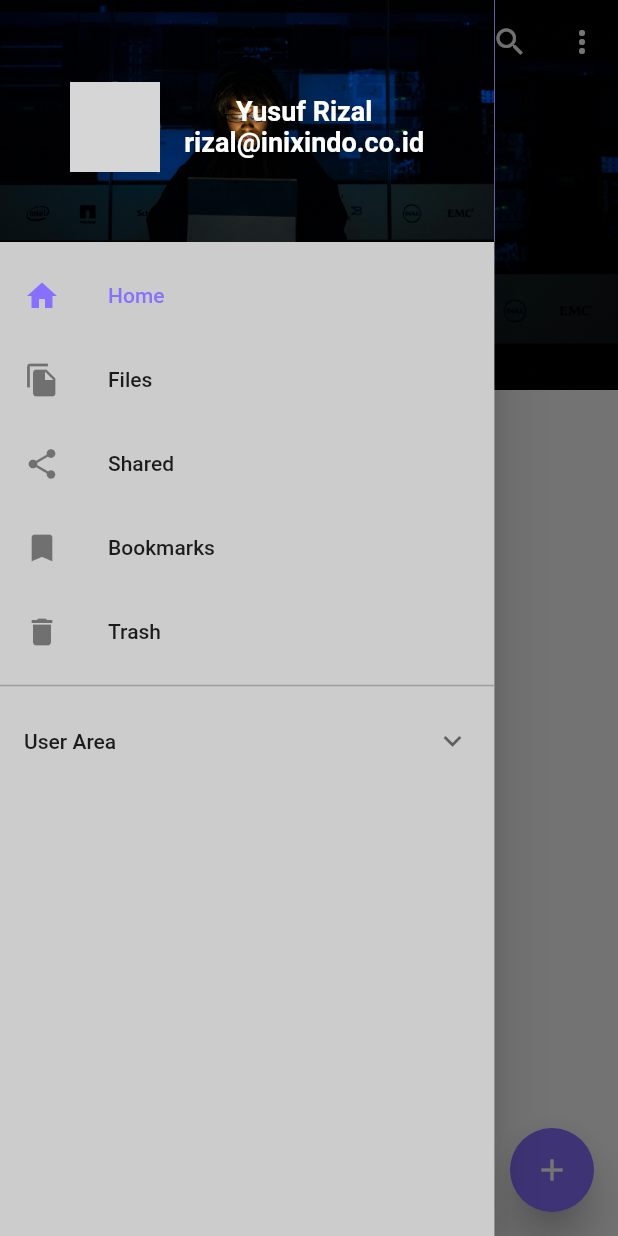
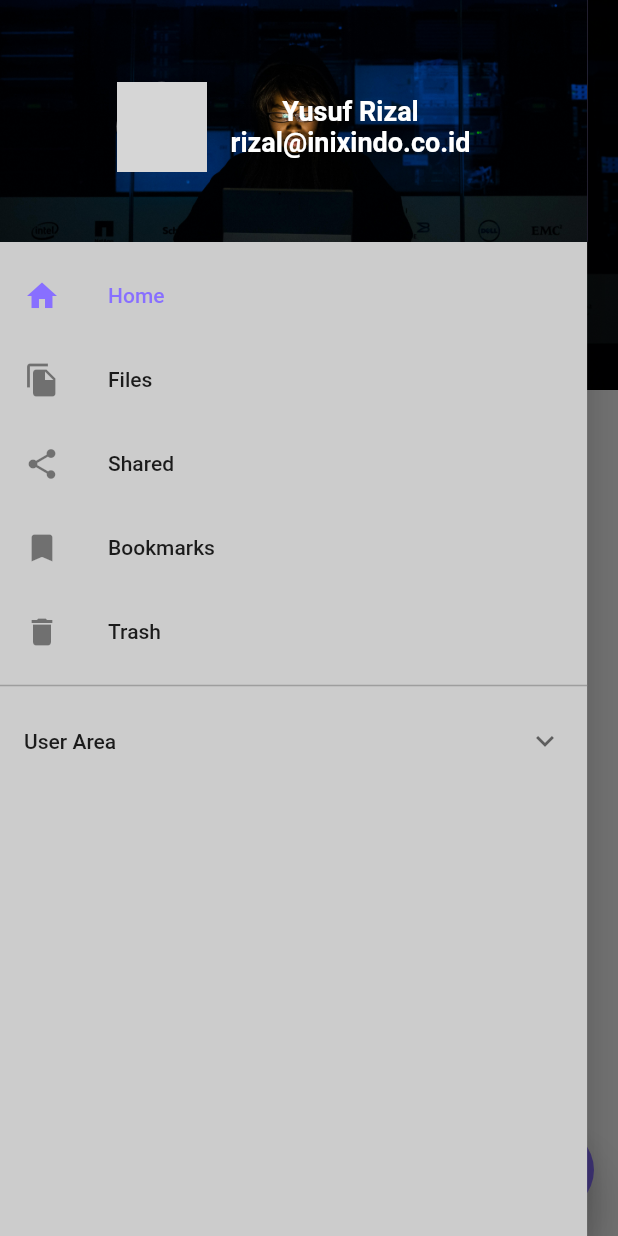
Before and after one commit to yusufrizalh/flutter-rsudpm, a Flutter app: the FirstClass screen opened directly, with the side drawer open, on a phone screen of 412 x 824 dp. Run offline on Flutter 3.47's test engine with Material 3 defaults, Android fonts, the phone set to English and light mode, and no system bars; our stand-ins replace smooth_page_indicator; network calls fail; grey boxes are pictures that could not be loaded.

Commit message:
resolving drawer overflowed

```diff
--- a/lib/main.dart
+++ b/lib/main.dart
@@ -94,7 +94,7 @@ class _FirstClassState extends State<FirstClass> {
 
     return Scaffold(
       drawer: Drawer(
-        width: MediaQuery.of(context).size.width * 0.8,
+        width: MediaQuery.of(context).size.width * 0.95,
         backgroundColor: myBackground,
         child: ListView(
           padding: const EdgeInsets.all(0),
```
